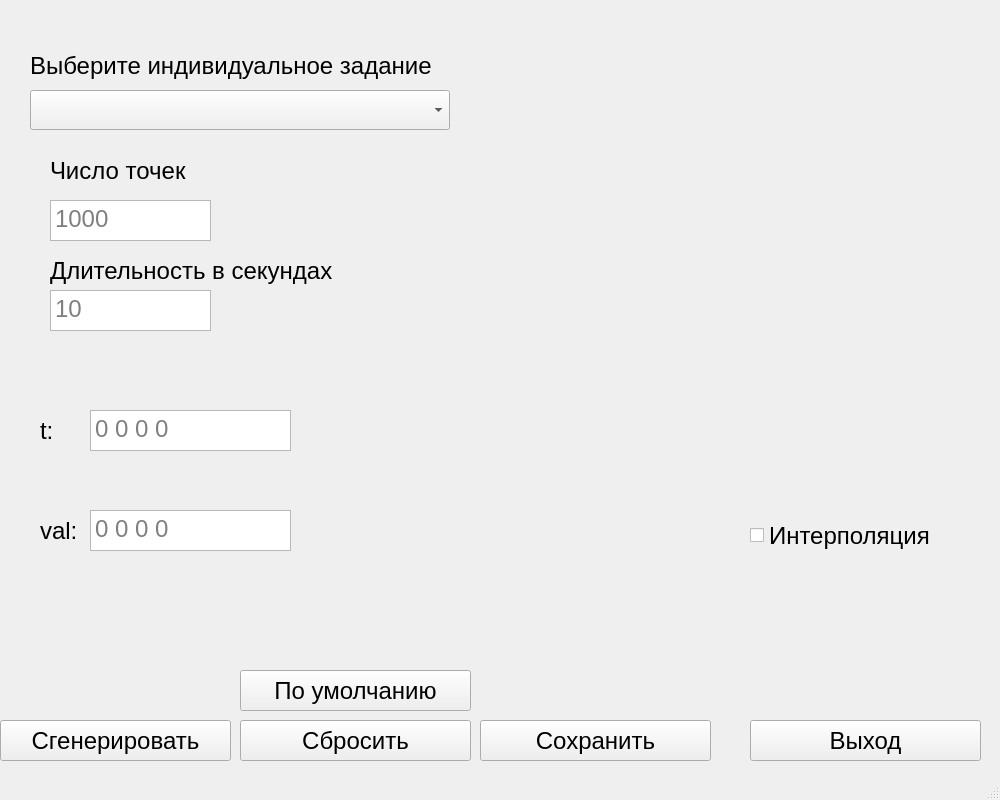
The window that des.ui (absxlvte/DataGenerator) describes before a commit, drawn with Qt 5.
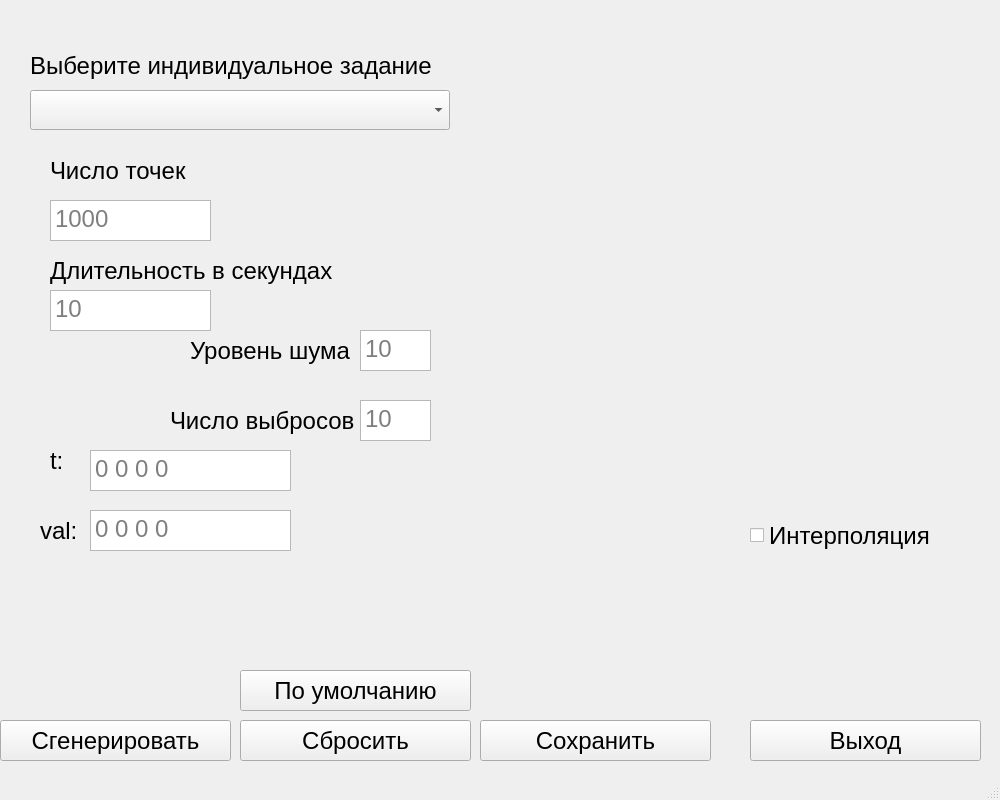
The same window after the commit.

```diff
--- a/des.ui
+++ b/des.ui
@@ -1199,7 +1199,7 @@
       <property name="geometry">
        <rect>
         <x>60</x>
-        <y>270</y>
+        <y>310</y>
         <width>201</width>
         <height>41</height>
        </rect>
@@ -1224,8 +1224,8 @@
      <widget class="QLabel" name="t_label_ph">
       <property name="geometry">
        <rect>
-        <x>10</x>
-        <y>270</y>
+        <x>20</x>
+        <y>300</y>
         <width>21</width>
         <height>41</height>
        </rect>
@@ -1247,6 +1247,58 @@
        <string>val:</string>
       </property>
      </widget>
+     <widget class="QTextEdit" name="time_ph_2">
+      <property name="geometry">
+       <rect>
+        <x>330</x>
+        <y>190</y>
+        <width>71</width>
+        <height>41</height>
+       </rect>
+      </property>
+      <property name="placeholderText">
+       <string>10</string>
+      </property>
+     </widget>
+     <widget class="QTextEdit" name="time_ph_3">
+      <property name="geometry">
+       <rect>
+        <x>330</x>
+        <y>260</y>
+        <width>71</width>
+        <height>41</height>
+       </rect>
+      </property>
+      <property name="placeholderText">
+       <string>10</string>
+      </property>
+     </widget>
+     <widget class="QLabel" name="label_57">
+      <property name="geometry">
+       <rect>
+        <x>160</x>
+        <y>190</y>
+        <width>171</width>
+        <height>41</height>
+       </rect>
+      </property>
+      <property name="text">
+       <string>Уровень шума</string>
+      </property>
+     </widget>
+     <widget class="QLabel" name="label_58">
+      <property name="geometry">
+       <rect>
+        <x>140</x>
+        <y>260</y>
+        <width>191</width>
+        <height>41</height>
+       </rect>
+      </property>
+      <property name="text">
+       <string>Число выбросов</string>
+      </property>
+     </widget>
     </widget>
     <widget class="QWidget" name="page_liqlvl">
      <widget class="QTextEdit" name="n_ell">
```
